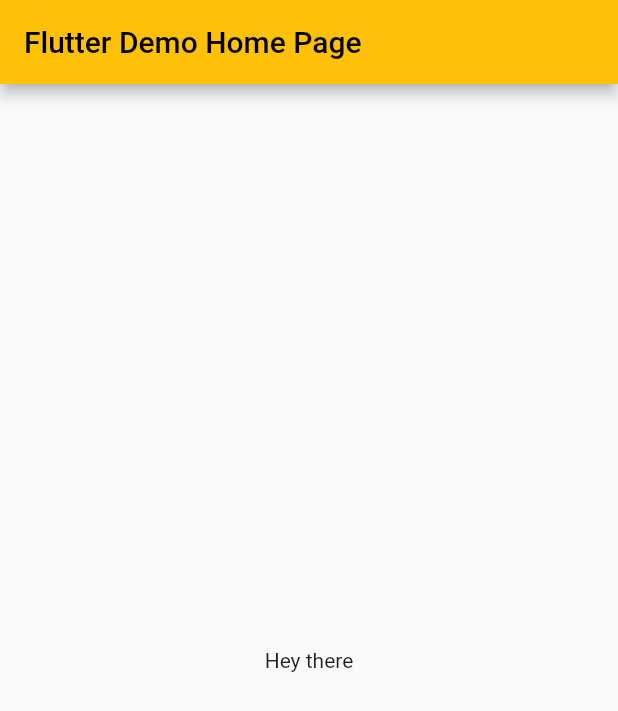
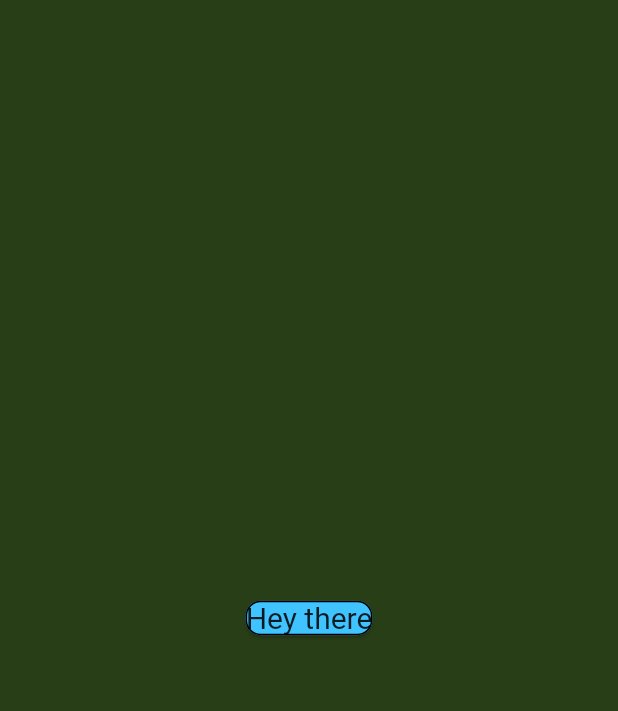
Before and after one commit to Kam16yu/BackgroundColors, a Flutter app: the screen it shows after launch, on a phone screen of 412 x 824 dp. Shown: the top 711 px of the screen. Run offline on Flutter 3.47's test engine with Material 2 defaults, Android fonts, the phone set to English and light mode, and no system bars.

Commit message:
Has been changed README, tests, implemented random colored background with tap detection

```diff
--- a/lib/app/page/home_page.dart
+++ /dev/null
@@ -1,39 +0,0 @@
-import 'package:flutter/material.dart';
-
-///Home page of your application
-class HomePage extends StatefulWidget {
-  ///App bar text
-  final String title;
-
-  ///Constructor, acquire key, app bar text
-  const HomePage({super.key, required this.title});
-
-  @override
-  State<HomePage> createState() => _HomePageState();
-}
-
-class _HomePageState extends State<HomePage> {
-  @override
-  Widget build(BuildContext context) {
-    // This method is rerun every time setState is called, for instance as done
-    // by the _incrementCounter method above.
-    //
-    // The Flutter framework has been optimized to make rerunning build methods
-    // fast, so that you can just rebuild anything that needs updating rather
-    // than having to individually change instances of widgets.
-    return Scaffold(
-      appBar: AppBar(
-        // Here we take the value from the MyHomePage object that was created by
-        // the App.build method, and use it to set our appbar title.
-        title: Text(widget.title),
-      ),
-      body: const Center(
-        // Center is a layout widget. It takes a single child and positions it
-        // in the middle of the parent.
-        child: Text(
-          'Hey there',
-        ),
-      ),
-    );
-  }
-}
--- /dev/null
+++ b/lib/app/pages/home_page.dart
@@ -0,0 +1,52 @@
+import 'package:background_colors/app/utils/random_colors.dart';
+import 'package:flutter/material.dart';
+
+///Home page of your application
+class HomePage extends StatefulWidget {
+  ///Constructor, acquire key, app bar text
+  const HomePage({super.key});
+
+  @override
+  State<HomePage> createState() => _HomePageState();
+}
+
+class _HomePageState extends State<HomePage> {
+  Color? backgroundColor;
+  final double textBorderRounding = 10.0;
+
+  @override
+  void initState() {
+    super.initState();
+    //Setting random color when run app
+    backgroundColor = randomColorGenerator();
+  }
+
+  @override
+  Widget build(BuildContext context) {
+    return Scaffold(
+      backgroundColor: backgroundColor,
+      body: GestureDetector(
+        //Detecting tap
+        behavior: HitTestBehavior.opaque,
+        onTap: () => {
+          setState(() {
+            backgroundColor = randomColorGenerator();
+          })
+        },
+        child: Center(
+          child: Card(
+            color: Colors.lightBlueAccent,
+            shape: RoundedRectangleBorder(
+              side: const BorderSide(),
+              borderRadius: BorderRadius.circular(textBorderRounding),
+            ),
+            child: const Text(
+              style: TextStyle(fontSize: 20.0),
+              'Hey there',
+            ),
+          ),
+        ),
+      ),
+    );
+  }
+}
--- /dev/null
+++ b/lib/app/utils/random_colors.dart
@@ -0,0 +1,15 @@
+import 'dart:math';
+import 'dart:ui';
+
+/// Return Color object, using random values in RGB color system
+Color randomColorGenerator() {
+  final Random random = Random();
+  const int maxColorValue = 255;
+
+  return Color.fromRGBO(
+    random.nextInt(maxColorValue),
+    random.nextInt(maxColorValue),
+    random.nextInt(maxColorValue),
+    1.0,
+  );
+}
--- a/lib/main.dart
+++ b/lib/main.dart
@@ -1,24 +1,24 @@
-import 'package:backgroundcolors/app/page/home_page.dart';
+import 'package:background_colors/app/pages/home_page.dart';
 import 'package:flutter/material.dart';
-
 
 void main() {
   runApp(const Main());
 }
 
-/// Root of your application.
+/// Core of application
 class Main extends StatelessWidget {
   ///Constructor, acquire key
   const Main({super.key});
+
   @override
   Widget build(BuildContext context) {
     return MaterialApp(
-      title: 'Flutter Demo',
+      title: 'Random background color',
+      // Theme of application
       theme: ThemeData(
-        // This is the theme of your application.
-        primarySwatch: Colors.amber,
+        primarySwatch: Colors.cyan,
       ),
-      home: const HomePage(title: 'Flutter Demo Home Page'),
+      home: const HomePage(),
     );
   }
 }
--- a/pubspec.yaml
+++ b/pubspec.yaml
@@ -1,4 +1,4 @@
-name: backgroundcolors
+name: background_colors
 description: A new Flutter project.
 
 # The following line prevents the package from being accidentally published to
@@ -48,6 +48,7 @@
   flutter_lints: ^2.0.0
   solid_lints: ^0.0.12
 
+
 # For information on the generic Dart part of this file, see the
 # following page: https://dart.dev/tools/pub/pubspec
 
```
Also changed, not shown: 2 other files.
